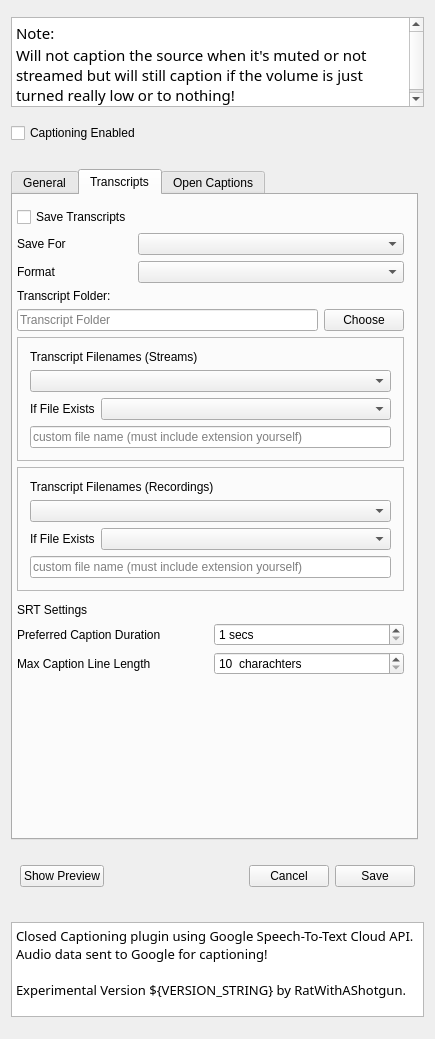
Qt form src/ui/CaptionSettingsWidget.ui (ratwithacompiler/OBS-captions-plugin) before a commit.
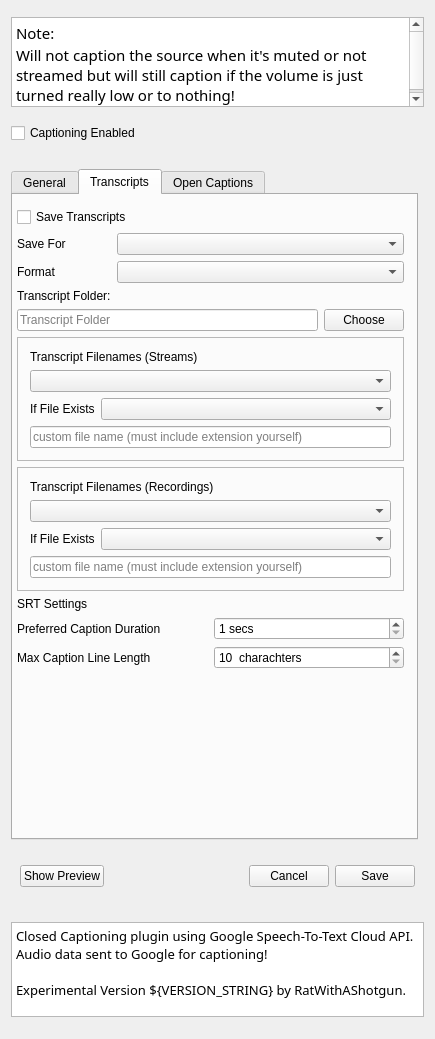
The same form after that commit. The open tabs and pages were chosen to show the change.

Commit message:
CaptionSettingsWidget: disable transcript/textsource UI when not enabled
to make it clearer that the main enabled checkboxes have to be checked for those features to work.

```diff
--- a/src/ui/CaptionSettingsWidget.ui
+++ b/src/ui/CaptionSettingsWidget.ui
@@ -530,7 +530,14 @@
         <number>4</number>
        </property>
        <item>
-        <widget class="QWidget" name="widget_3" native="true">
+        <widget class="QCheckBox" name="saveTranscriptsCheckBox">
+         <property name="text">
+          <string>Save Transcripts</string>
+         </property>
+        </widget>
+       </item>
+       <item>
+        <widget class="QWidget" name="transcripWidget1" native="true">
          <property name="sizePolicy">
           <sizepolicy hsizetype="Preferred" vsizetype="Fixed">
            <horstretch>0</horstretch>
@@ -556,13 +563,6 @@
           <property name="bottomMargin">
            <number>0</number>
           </property>
-          <item row="0" column="0">
-           <widget class="QCheckBox" name="saveTranscriptsCheckBox">
-            <property name="text">
-             <string>Save Transcripts</string>
-            </property>
-           </widget>
-          </item>
           <item row="1" column="0">
            <widget class="QLabel" name="label_9">
             <property name="text">
@@ -810,25 +810,7 @@
         </widget>
        </item>
        <item>
-        <widget class="QWidget" name="recordingCustomNameQWidget" native="true">
-         <layout class="QGridLayout" name="gridLayout_3">
-          <property name="leftMargin">
-           <number>0</number>
-          </property>
-          <property name="topMargin">
-           <number>0</number>
-          </property>
-          <property name="rightMargin">
-           <number>0</number>
-          </property>
-          <property name="bottomMargin">
-           <number>0</number>
-          </property>
-         </layout>
-        </widget>
-       </item>
-       <item>
-        <widget class="QWidget" name="srtSettingsWidget" native="true">
+        <widget class="QWidget" name="transcriptSrtSettingsWidget" native="true">
          <layout class="QGridLayout" name="gridLayout">
           <property name="leftMargin">
            <number>0</number>
```
Left out of the diff: 10 changed lines with no effect on the pictures. The commit also changes 2 other files.
